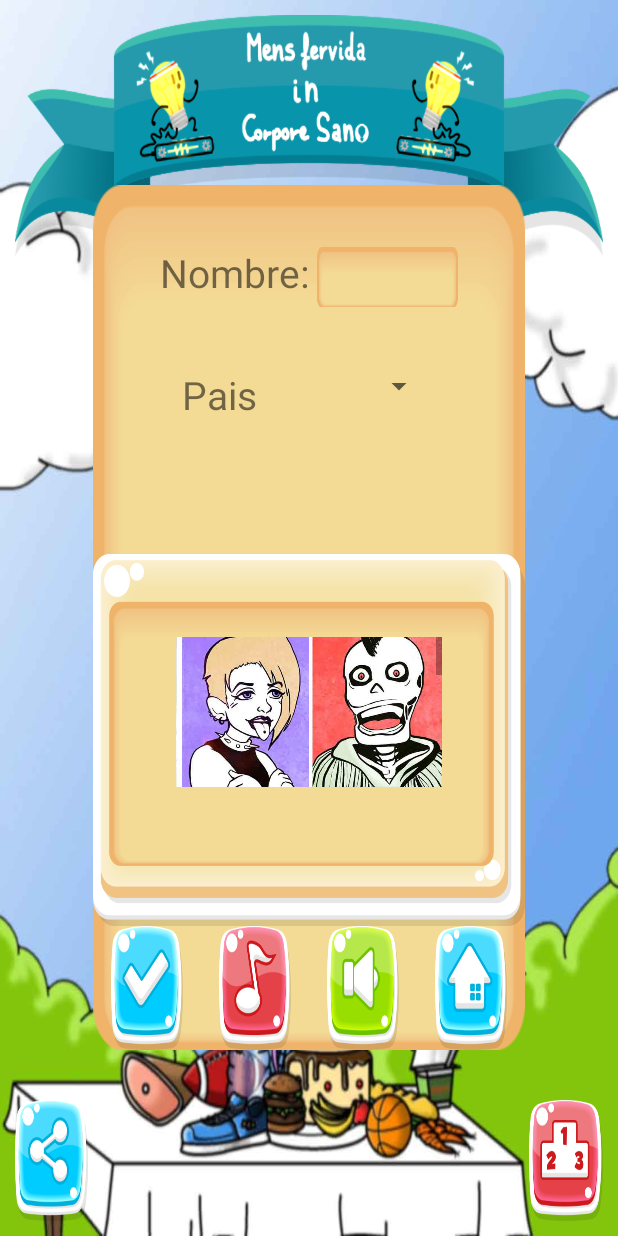
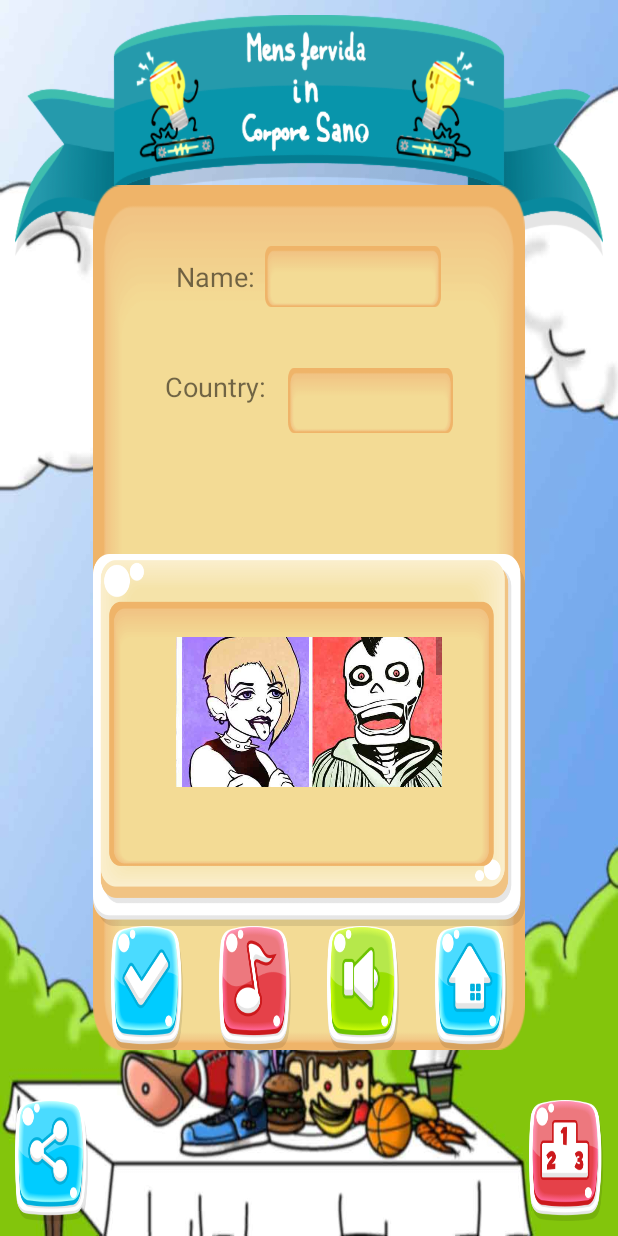
Before and after one commit to AlbertoC92/Mens-Fervida-Project, an Android app: the screen it shows after launch (MenuPrincipal), after a tap on "SETTINGS", on a phone screen of 412 x 824 dp. Run offline under Robolectric (Android 15) with nearby library versions, the phone set to English and light mode, and no system bars.

Commit message:
Perfilando menú opciones

```diff
--- a/app/src/main/java/com/example/alber/mens_fervida_videogame/MenuPrincipal.java
+++ b/app/src/main/java/com/example/alber/mens_fervida_videogame/MenuPrincipal.java
@@ -21,6 +21,8 @@ import android.view.WindowManager;
 import android.widget.AdapterView;
 import android.widget.Button;
 import android.widget.GridView;
+import android.widget.LinearLayout;
+import android.widget.RelativeLayout;
 import android.widget.TextView;
 import android.widget.Toast;
 
@@ -28,6 +30,7 @@ import java.util.ArrayList;
 
 public class MenuPrincipal extends Activity {
     private Button buttonPlay,buttonOptions,buttonArcade,buttonExit;
+    LinearLayout relativeLayout;
     private TextView titulo;
     private dialogoOpciones dialog;
 
@@ -49,6 +52,7 @@ public class MenuPrincipal extends Activity {
         buttonOptions.setTypeface(Typeface.createFromAsset(getAssets(),"fonts/chewy.ttf"));
         buttonExit.setTypeface(Typeface.createFromAsset(getAssets(),"fonts/chewy.ttf"));
         buttonArcade.setTypeface(Typeface.createFromAsset(getAssets(),"fonts/chewy.ttf"));
+        relativeLayout=(LinearLayout) findViewById(R.id.activity_main);
 
     }
 
--- a/app/src/main/res/layout/layout_dialog_inicio.xml
+++ b/app/src/main/res/layout/layout_dialog_inicio.xml
@@ -23,12 +23,12 @@
             android:gravity="center_horizontal">
 
         <TextView
-            android:text="Nombre:"
+            android:text="@string/textoNombre"
             android:layout_width="wrap_content"
             android:layout_height="wrap_content"
             android:id="@+id/txtNombre"
             android:layout_weight="0.06"
-            android:textSize="@dimen/tamano_texto_boton"
+            android:textSize="@dimen/tamano_text_normal"
             android:fontFamily="@string/textoNombre"
             android:gravity="center_vertical" />
 
@@ -59,18 +59,20 @@
             android:gravity="center_horizontal">
 
         <TextView
-            android:text="Pais"
+            android:text="@string/txt_pais"
             android:layout_width="wrap_content"
             android:layout_height="wrap_content"
             android:id="@+id/textView3"
-            android:textSize="@dimen/tamano_texto_boton" />
+            android:textSize="@dimen/tamano_text_normal"
+            android:layout_weight="0.13" />
 
         <Spinner
             android:layout_width="0dp"
-            android:layout_height="wrap_content"
+            android:layout_height="43dp"
             android:id="@+id/spPaises"
-            android:layout_weight="1"
-            android:theme="@style/AppTheme" />
+            android:layout_weight="1.00"
+            android:theme="@style/AppTheme"
+            android:background="@drawable/backtexto" />
     </LinearLayout>
 
     <Space
--- a/app/src/main/res/values-large/dimens.xml
+++ b/app/src/main/res/values-large/dimens.xml
@@ -1,4 +1,6 @@
 <?xml version="1.0" encoding="utf-8"?>
 <resources>
     <dimen name="activity_horizontal_margin">120dp</dimen>
+    <dimen name="tamano_texto_boton">38sp</dimen>
+    <dimen name="tamano_text_normal">24sp</dimen>
 </resources>
--- a/app/src/main/res/values-normal/dimens.xml
+++ b/app/src/main/res/values-normal/dimens.xml
@@ -1,5 +1,6 @@
 <?xml version="1.0" encoding="utf-8"?>
 <resources>
     <dimen name="tamano_texto_boton">26sp</dimen>
+    <dimen name="tamano_text_normal">18sp</dimen>
 
 </resources>
--- a/app/src/main/res/values-xlarge/dimens.xml
+++ b/app/src/main/res/values-xlarge/dimens.xml
@@ -1,4 +1,5 @@
 <?xml version="1.0" encoding="utf-8"?>
 <resources>
-    <dimen name="tamano_texto_boton">38sp</dimen>
+    <dimen name="tamano_texto_boton">42sp</dimen>
+    <dimen name="tamano_text_normal">32sp</dimen>
 </resources>
--- a/app/src/main/res/values/strings.xml
+++ b/app/src/main/res/values/strings.xml
@@ -3,7 +3,8 @@
     <string name="bt_jugar">Play</string>
     <string name="bt_opciones">Settings</string>
     <string name="bt_salir">Exit</string>
-    <string name="textoNombre">Name</string>
+    <string name="textoNombre">Name: </string>
     <string name="title_activity_avatares_grid_view">AvataresGridView</string>
     <string name="bt_arcade">Games</string>
+    <string name="txt_pais">Country: </string>
 </resources>
```
Also changed, not shown: 1 other file.
